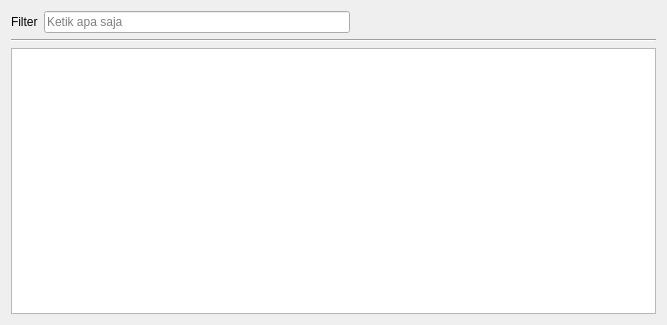
Old version of the form src/ui/files/invoicesmanagerdialog.ui in the repository AyahnaSyahid/LazyMins.
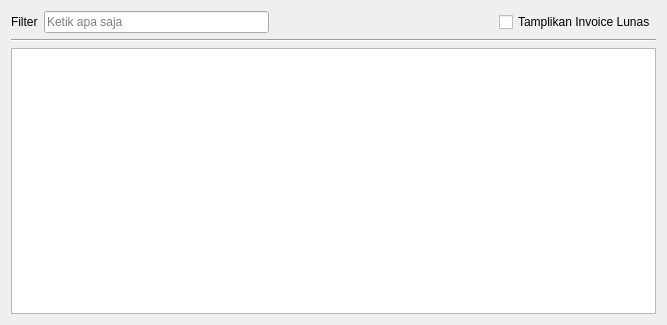
New version of the form.

Commit message: Edited pallete for AlternateBase Role

```diff
--- a/src/ui/files/invoicesmanagerdialog.ui
+++ b/src/ui/files/invoicesmanagerdialog.ui
@@ -43,6 +43,13 @@
        </property>
       </spacer>
      </item>
+     <item>
+      <widget class="QCheckBox" name="showLunasCheck">
+       <property name="text">
+        <string>Tamplikan Invoice Lunas</string>
+       </property>
+      </widget>
+     </item>
     </layout>
    </item>
    <item>
```
Left out of the diff: 73 changed lines with no effect on the pictures.
